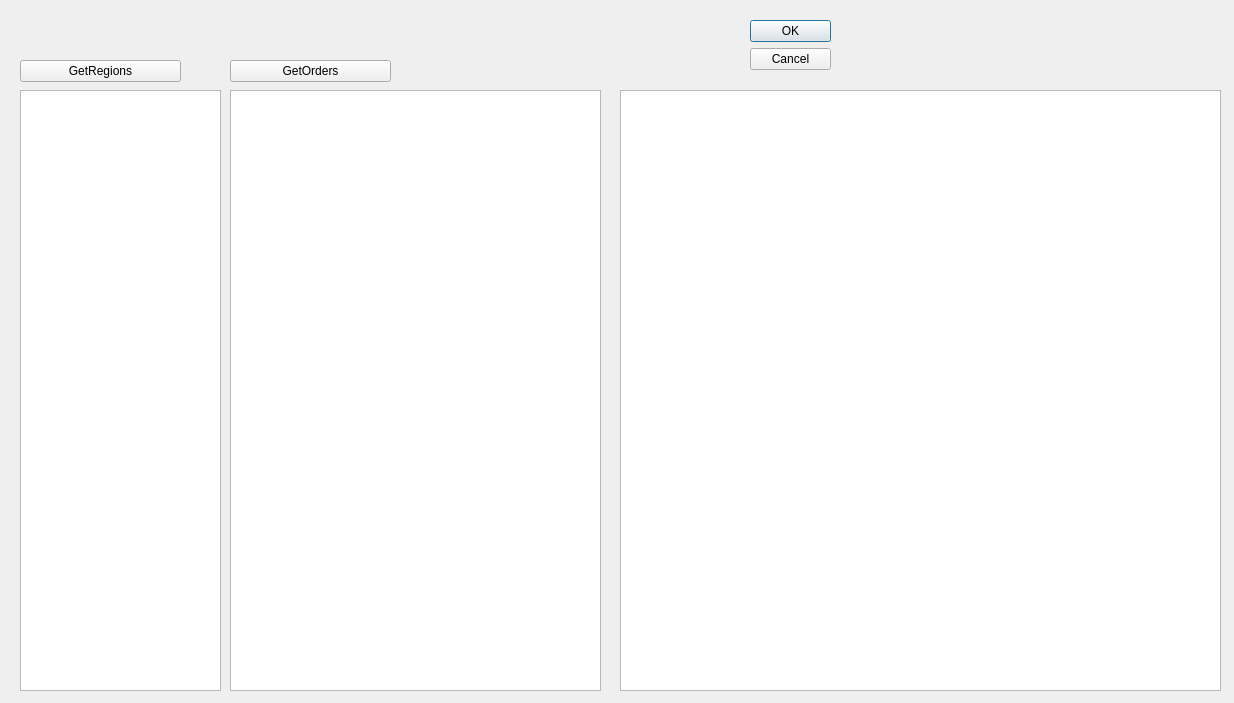
This is listview.ui in Gance54/test_qt as Qt 5 draws it before an edit. The edited form follows.
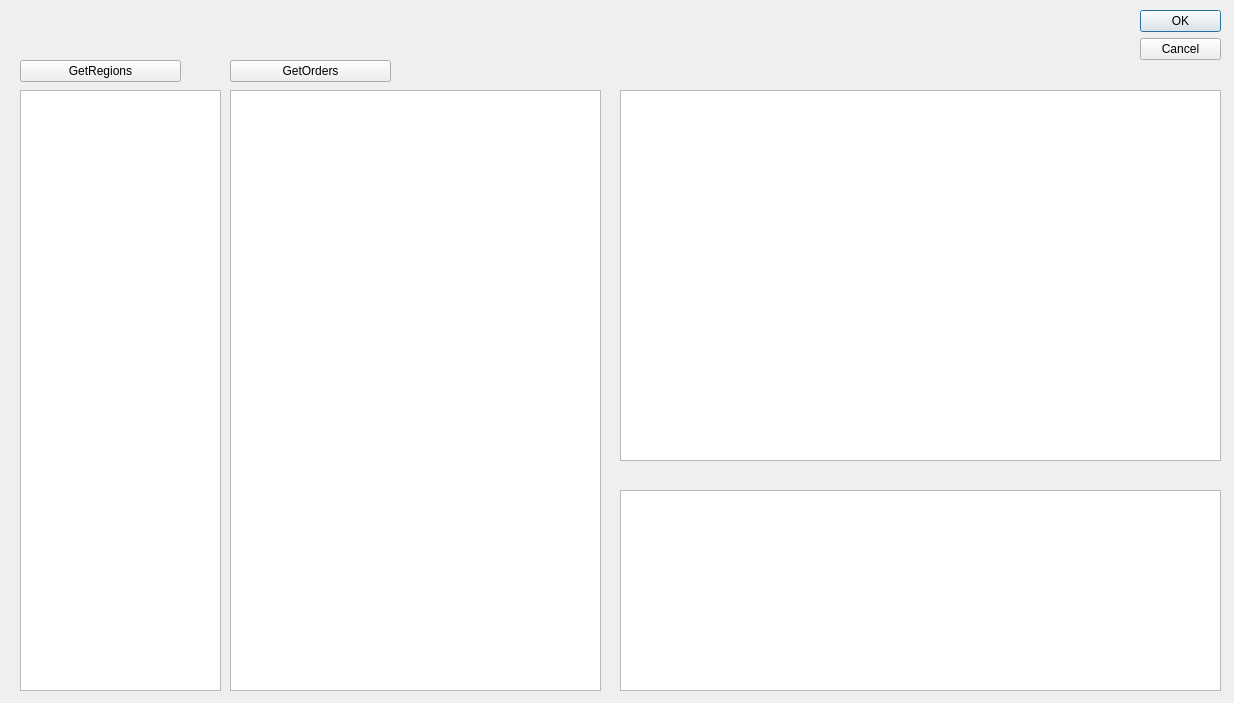
This is the edited form.

Commit message: Added product text history

```diff
--- a/listview.ui
+++ b/listview.ui
@@ -16,10 +16,10 @@
   <widget class="QDialogButtonBox" name="buttonBox">
    <property name="geometry">
     <rect>
-     <x>750</x>
-     <y>20</y>
+     <x>1140</x>
+     <y>10</y>
      <width>81</width>
-     <height>241</height>
+     <height>51</height>
     </rect>
    </property>
    <property name="orientation">
@@ -81,7 +81,17 @@
      <x>620</x>
      <y>90</y>
      <width>601</width>
-     <height>601</height>
+     <height>371</height>
+    </rect>
+   </property>
+  </widget>
+  <widget class="QTextBrowser" name="productHistoryTextBrowser">
+   <property name="geometry">
+    <rect>
+     <x>620</x>
+     <y>490</y>
+     <width>601</width>
+     <height>201</height>
     </rect>
    </property>
   </widget>
```
Left out of the diff: 7 changed lines with no effect on the pictures. The commit also changes 2 other files.
